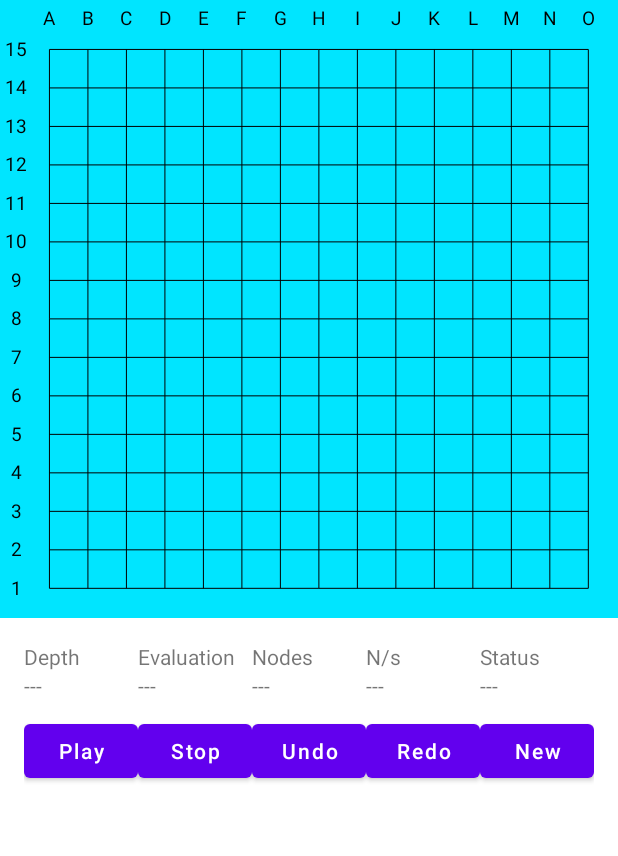
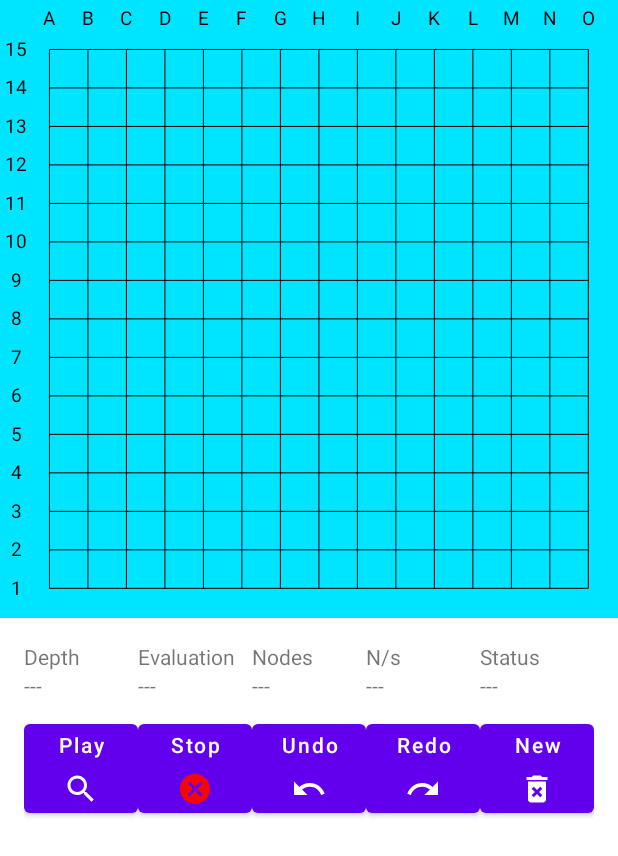
Before and after one commit to Hexik/Gomoku_GUI, an Android app: the layout activity_main.xml on its own in the app's theme, with its tools: preview values and no code run, on a phone screen of 412 x 824 dp. Shown: the top 856 px of the screen. Run offline under Robolectric (Android 15) with nearby library versions, the phone set to English and light mode, and no system bars.

Commit message:
Add button icons, colors should be fixed later

```diff
--- /dev/null
+++ b/app/src/main/res/drawable/ic_baseline_cancel_24.xml
@@ -0,0 +1,5 @@
+<vector android:height="24dp" android:tint="#F50505"
+    android:viewportHeight="24" android:viewportWidth="24"
+    android:width="24dp" xmlns:android="http://schemas.android.com/apk/res/android">
+    <path android:fillColor="@android:color/white" android:pathData="M12,2C6.47,2 2,6.47 2,12s4.47,10 10,10 10,-4.47 10,-10S17.53,2 12,2zM17,15.59L15.59,17 12,13.41 8.41,17 7,15.59 10.59,12 7,8.41 8.41,7 12,10.59 15.59,7 17,8.41 13.41,12 17,15.59z"/>
+</vector>
--- /dev/null
+++ b/app/src/main/res/drawable/ic_baseline_delete_forever_24.xml
@@ -0,0 +1,5 @@
+<vector android:height="24dp" android:tint="#FFFFFF"
+    android:viewportHeight="24" android:viewportWidth="24"
+    android:width="24dp" xmlns:android="http://schemas.android.com/apk/res/android">
+    <path android:fillColor="@android:color/white" android:pathData="M6,19c0,1.1 0.9,2 2,2h8c1.1,0 2,-0.9 2,-2L18,7L6,7v12zM8.46,11.88l1.41,-1.41L12,12.59l2.12,-2.12 1.41,1.41L13.41,14l2.12,2.12 -1.41,1.41L12,15.41l-2.12,2.12 -1.41,-1.41L10.59,14l-2.13,-2.12zM15.5,4l-1,-1h-5l-1,1L5,4v2h14L19,4z"/>
+</vector>
--- /dev/null
+++ b/app/src/main/res/drawable/ic_baseline_redo_24.xml
@@ -0,0 +1,5 @@
+<vector android:height="24dp" android:tint="#FFFFFF"
+    android:viewportHeight="24" android:viewportWidth="24"
+    android:width="24dp" xmlns:android="http://schemas.android.com/apk/res/android">
+    <path android:fillColor="@android:color/white" android:pathData="M18.4,10.6C16.55,8.99 14.15,8 11.5,8c-4.65,0 -8.58,3.03 -9.96,7.22L3.9,16c1.05,-3.19 4.05,-5.5 7.6,-5.5 1.95,0 3.73,0.72 5.12,1.88L13,16h9V7l-3.6,3.6z"/>
+</vector>
--- /dev/null
+++ b/app/src/main/res/drawable/ic_baseline_search_24.xml
@@ -0,0 +1,5 @@
+<vector android:height="24dp" android:tint="#FFFFFF"
+    android:viewportHeight="24" android:viewportWidth="24"
+    android:width="24dp" xmlns:android="http://schemas.android.com/apk/res/android">
+    <path android:fillColor="@android:color/white" android:pathData="M15.5,14h-0.79l-0.28,-0.27C15.41,12.59 16,11.11 16,9.5 16,5.91 13.09,3 9.5,3S3,5.91 3,9.5 5.91,16 9.5,16c1.61,0 3.09,-0.59 4.23,-1.57l0.27,0.28v0.79l5,4.99L20.49,19l-4.99,-5zM9.5,14C7.01,14 5,11.99 5,9.5S7.01,5 9.5,5 14,7.01 14,9.5 11.99,14 9.5,14z"/>
+</vector>
--- /dev/null
+++ b/app/src/main/res/drawable/ic_baseline_undo_24.xml
@@ -0,0 +1,5 @@
+<vector android:height="24dp" android:tint="#FFFFFF"
+    android:viewportHeight="24" android:viewportWidth="24"
+    android:width="24dp" xmlns:android="http://schemas.android.com/apk/res/android">
+    <path android:fillColor="@android:color/white" android:pathData="M12.5,8c-2.65,0 -5.05,0.99 -6.9,2.6L2,7v9h9l-3.62,-3.62c1.39,-1.16 3.16,-1.88 5.12,-1.88 3.54,0 6.55,2.31 7.6,5.5l2.37,-0.78C21.08,11.03 17.15,8 12.5,8z"/>
+</vector>
--- a/app/src/main/res/layout-land/activity_main.xml
+++ b/app/src/main/res/layout-land/activity_main.xml
@@ -19,6 +19,7 @@
             android:layout_width="match_parent"
             android:layout_height="wrap_content"
             android:layout_weight="1"
+            android:drawableEnd="@drawable/ic_baseline_search_24"
             android:singleLine="true"
             android:text="@string/button_play"
             android:textAllCaps="false" />
@@ -28,6 +29,7 @@
             android:layout_width="match_parent"
             android:layout_height="wrap_content"
             android:layout_weight="1"
+            android:drawableEnd="@drawable/ic_baseline_cancel_24"
             android:singleLine="true"
             android:text="@string/button_stop"
             android:textAllCaps="false" />
@@ -37,6 +39,7 @@
             android:layout_width="match_parent"
             android:layout_height="wrap_content"
             android:layout_weight="1"
+            android:drawableEnd="@drawable/ic_baseline_undo_24"
             android:singleLine="true"
             android:text="@string/button_undo"
             android:textAllCaps="false" />
@@ -46,6 +49,7 @@
             android:layout_width="match_parent"
             android:layout_height="wrap_content"
             android:layout_weight="1"
+            android:drawableEnd="@drawable/ic_baseline_redo_24"
             android:singleLine="true"
             android:text="@string/button_redo"
             android:textAllCaps="false" />
@@ -55,6 +59,7 @@
             android:layout_width="match_parent"
             android:layout_height="wrap_content"
             android:layout_weight="1"
+            android:drawableEnd="@drawable/ic_baseline_delete_forever_24"
             android:singleLine="true"
             android:text="@string/button_new"
             android:textAllCaps="false" />
--- a/app/src/main/res/layout/activity_main.xml
+++ b/app/src/main/res/layout/activity_main.xml
@@ -130,6 +130,7 @@
                 android:layout_width="match_parent"
                 android:layout_height="wrap_content"
                 android:layout_weight="1"
+                android:drawableBottom="@drawable/ic_baseline_search_24"
                 android:singleLine="true"
                 android:text="@string/button_play"
                 android:textAllCaps="false" />
@@ -139,15 +140,18 @@
                 android:layout_width="match_parent"
                 android:layout_height="wrap_content"
                 android:layout_weight="1"
+                android:drawableBottom="@drawable/ic_baseline_cancel_24"
                 android:singleLine="true"
                 android:text="@string/button_stop"
-                android:textAllCaps="false" />
+                android:textAllCaps="false"
+                app:iconSize="40dp" />
 
             <Button
                 android:id="@+id/button_undo"
                 android:layout_width="match_parent"
                 android:layout_height="wrap_content"
                 android:layout_weight="1"
+                android:drawableBottom="@drawable/ic_baseline_undo_24"
                 android:singleLine="true"
                 android:text="@string/button_undo"
                 android:textAllCaps="false" />
@@ -157,6 +161,7 @@
                 android:layout_width="match_parent"
                 android:layout_height="wrap_content"
                 android:layout_weight="1"
+                android:drawableBottom="@drawable/ic_baseline_redo_24"
                 android:singleLine="true"
                 android:text="@string/button_redo"
                 android:textAllCaps="false" />
@@ -166,6 +171,7 @@
                 android:layout_width="match_parent"
                 android:layout_height="wrap_content"
                 android:layout_weight="1"
+                android:drawableBottom="@drawable/ic_baseline_delete_forever_24"
                 android:singleLine="true"
                 android:text="@string/button_new"
                 android:textAllCaps="false" />
```
